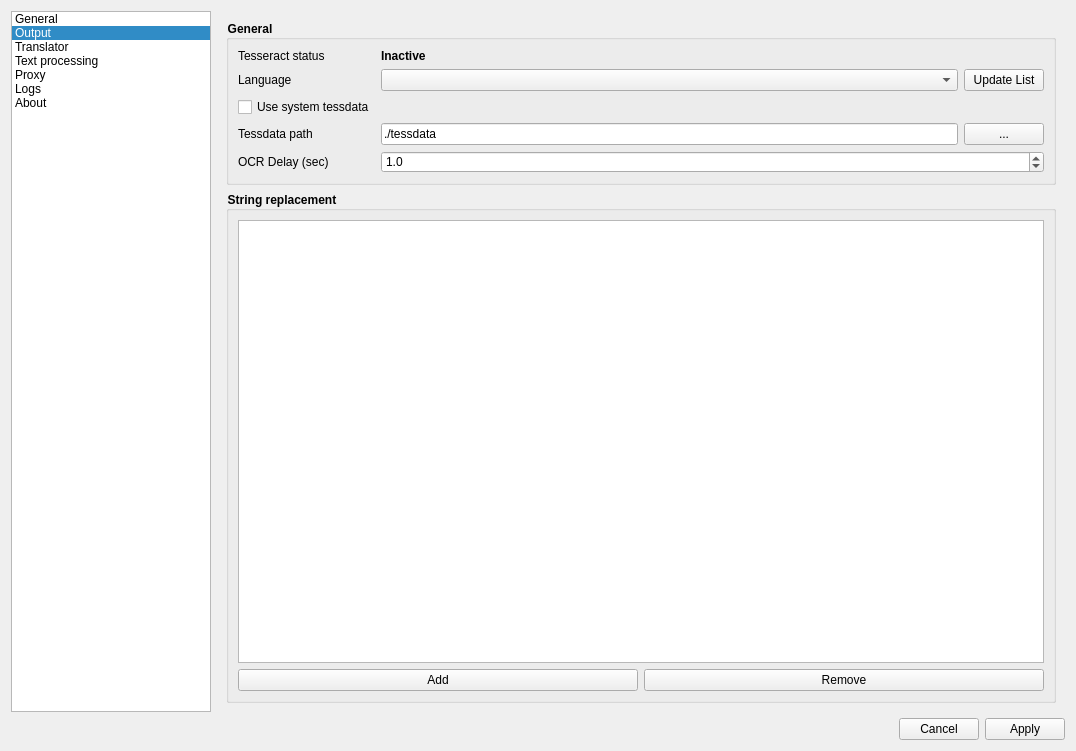
First picture: the form in src/UI/forms/mainwindow.ui, repository Kirizaku/AurexTranslator, before the edit.
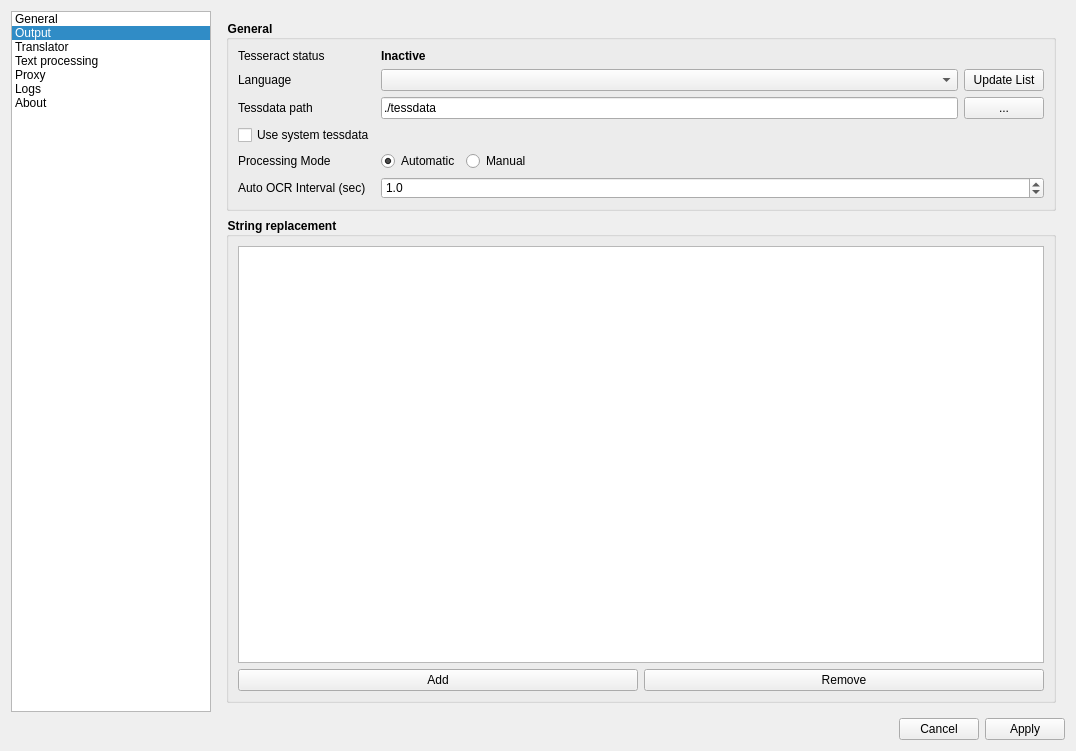
Second picture: the form after the edit. The open tabs and pages were chosen to show the change.

Commit message: tesseract: Add manual processing mode with auto/manual toggle

What changed in the file:
```diff
--- a/src/UI/forms/mainwindow.ui
+++ b/src/UI/forms/mainwindow.ui
@@ -217,29 +217,6 @@
             <item row="1" column="1">
              <widget class="QKeySequenceEdit" name="generalHotkeySelectNewRegionEdit"/>
             </item>
-            <item row="3" column="1">
-             <widget class="QPushButton" name="generalBindShortcut">
-              <property name="enabled">
-               <bool>false</bool>
-              </property>
-              <property name="text">
-               <string>[Portal] Open hotkey binding</string>
-              </property>
-             </widget>
-            </item>
-            <item row="4" column="1">
-             <spacer name="verticalSpacer_3">
-              <property name="orientation">
-               <enum>Qt::Vertical</enum>
-              </property>
-              <property name="sizeHint" stdset="0">
-               <size>
-                <width>20</width>
-                <height>40</height>
-               </size>
-              </property>
-             </spacer>
-            </item>
             <item row="2" column="0">
              <widget class="QLabel" name="label_6">
               <property name="text">
@@ -250,7 +227,10 @@
             <item row="2" column="1">
              <widget class="QKeySequenceEdit" name="generalHotkeyHistoryTranslationEdit"/>
             </item>
-            <item row="3" column="0">
+            <item row="3" column="1">
+             <widget class="QKeySequenceEdit" name="generalHotkeyManualTranslateEdit"/>
+            </item>
+            <item row="4" column="0">
              <spacer name="horizontalSpacer_6">
               <property name="orientation">
                <enum>Qt::Horizontal</enum>
@@ -266,6 +246,36 @@
               </property>
              </spacer>
             </item>
+            <item row="4" column="1">
+             <widget class="QPushButton" name="generalBindShortcut">
+              <property name="enabled">
+               <bool>false</bool>
+              </property>
+              <property name="text">
+               <string>[Portal] Open hotkey binding</string>
+              </property>
+             </widget>
+            </item>
+            <item row="5" column="1">
+             <spacer name="verticalSpacer_3">
+              <property name="orientation">
+               <enum>Qt::Vertical</enum>
+              </property>
+              <property name="sizeHint" stdset="0">
+               <size>
+                <width>20</width>
+                <height>40</height>
+               </size>
+              </property>
+             </spacer>
+            </item>
+            <item row="3" column="0">
+             <widget class="QLabel" name="label_16">
+              <property name="text">
+               <string>Manual Translate</string>
+              </property>
+             </widget>
+            </item>
            </layout>
           </widget>
          </item>
@@ -833,22 +843,115 @@
             <string>General</string>
            </property>
            <layout class="QGridLayout" name="gridLayout_3">
-            <item row="0" column="0">
-             <widget class="QLabel" name="label_12">
-              <property name="text">
-               <string>Tesseract status</string>
-              </property>
-             </widget>
-            </item>
             <item row="3" column="0">
+             <widget class="QLabel" name="textProcessingTesseractTessdataPathLabel">
+              <property name="sizePolicy">
+               <sizepolicy hsizetype="Preferred" vsizetype="Fixed">
+                <horstretch>0</horstretch>
+                <verstretch>0</verstretch>
+               </sizepolicy>
+              </property>
+              <property name="text">
+               <string>Tessdata path</string>
+              </property>
+             </widget>
+            </item>
+            <item row="4" column="0">
+             <widget class="QCheckBox" name="textProcessingTesseractSystemTessDataToggled">
+              <property name="sizePolicy">
+               <sizepolicy hsizetype="Minimum" vsizetype="Fixed">
+                <horstretch>0</horstretch>
+                <verstretch>0</verstretch>
+               </sizepolicy>
+              </property>
+              <property name="text">
+               <string>Use system tessdata</string>
+              </property>
+             </widget>
+            </item>
+            <item row="2" column="1">
+             <widget class="QComboBox" name="textProcessingTesseractLanguage">
+              <property name="sizePolicy">
+               <sizepolicy hsizetype="Preferred" vsizetype="Fixed">
+                <horstretch>0</horstretch>
+                <verstretch>0</verstretch>
+               </sizepolicy>
+              </property>
+             </widget>
+            </item>
+            <item row="3" column="2">
+             <widget class="QPushButton" name="textProcessingTesseractTessdataPathButton">
+              <property name="sizePolicy">
+               <sizepolicy hsizetype="Minimum" vsizetype="Fixed">
+                <horstretch>0</horstretch>
+                <verstretch>0</verstretch>
+               </sizepolicy>
+              </property>
+              <property name="text">
+               <string notr="true">...</string>
+              </property>
+             </widget>
+            </item>
+            <item row="2" column="0">
              <widget class="QLabel" name="label_11">
+              <property name="sizePolicy">
+               <sizepolicy hsizetype="Preferred" vsizetype="Fixed">
+                <horstretch>0</horstretch>
+                <verstretch>0</verstretch>
+               </sizepolicy>
+              </property>
               <property name="text">
                <string>Language</string>
               </property>
              </widget>
             </item>
-            <item row="8" column="1" colspan="2">
-             <widget class="QDoubleSpinBox" name="textProcessingDelaySpinBox">
+            <item row="2" column="2">
+             <widget class="QPushButton" name="textProcessingTesseractUpdateListLangButton">
+              <property name="sizePolicy">
+               <sizepolicy hsizetype="Minimum" vsizetype="Fixed">
+                <horstretch>0</horstretch>
+                <verstretch>0</verstretch>
+               </sizepolicy>
+              </property>
+              <property name="text">
+               <string>Update List</string>
+              </property>
+             </widget>
+            </item>
+            <item row="5" column="0">
+             <widget class="QLabel" name="label_15">
+              <property name="sizePolicy">
+               <sizepolicy hsizetype="Preferred" vsizetype="Fixed">
+                <horstretch>0</horstretch>
+                <verstretch>0</verstretch>
+               </sizepolicy>
+              </property>
+              <property name="text">
+               <string>Processing Mode</string>
+              </property>
+             </widget>
+            </item>
+            <item row="6" column="0">
+             <widget class="QLabel" name="textProcessingTesseractAutoOCRIntervalLabel">
+              <property name="sizePolicy">
+               <sizepolicy hsizetype="Preferred" vsizetype="Fixed">
+                <horstretch>0</horstretch>
+                <verstretch>0</verstretch>
+               </sizepolicy>
+              </property>
+              <property name="text">
+               <string>Auto OCR Interval (sec)</string>
+              </property>
+             </widget>
+            </item>
+            <item row="6" column="1" colspan="2">
+             <widget class="QDoubleSpinBox" name="textProcessingTesseractDelaySpinBox">
+              <property name="sizePolicy">
+               <sizepolicy hsizetype="Minimum" vsizetype="Fixed">
+                <horstretch>0</horstretch>
+                <verstretch>0</verstretch>
+               </sizepolicy>
+              </property>
               <property name="decimals">
                <number>1</number>
               </property>
@@ -860,55 +963,88 @@
               </property>
              </widget>
             </item>
-            <item row="5" column="1">
-             <widget class="QLineEdit" name="textProcessingTessdataPathLineEdit">
+            <item row="3" column="1">
+             <widget class="QLineEdit" name="textProcessingTesseractTessdataPathLineEdit">
+              <property name="sizePolicy">
+               <sizepolicy hsizetype="Expanding" vsizetype="Fixed">
+                <horstretch>0</horstretch>
+                <verstretch>0</verstretch>
+               </sizepolicy>
+              </property>
               <property name="text">
                <string notr="true">./tessdata</string>
               </property>
              </widget>
             </item>
-            <item row="3" column="1">
-             <widget class="QComboBox" name="textProcessingLanguage"/>
+            <item row="5" column="1" colspan="2">
+             <layout class="QHBoxLayout" name="horizontalLayout_3">
+              <item>
+               <widget class="QRadioButton" name="textProcessingTesseractModeAuto">
+                <property name="sizePolicy">
+                 <sizepolicy hsizetype="Minimum" vsizetype="Fixed">
+                  <horstretch>0</horstretch>
+                  <verstretch>0</verstretch>
+                 </sizepolicy>
+                </property>
+                <property name="text">
+                 <string>Automatic</string>
+                </property>
+                <property name="checked">
+                 <bool>true</bool>
+                </property>
+               </widget>
+              </item>
+              <item>
+               <widget class="QRadioButton" name="textProcessingTesseractModeManual">
+                <property name="sizePolicy">
+                 <sizepolicy hsizetype="Minimum" vsizetype="Fixed">
+                  <horstretch>0</horstretch>
+                  <verstretch>0</verstretch>
+                 </sizepolicy>
+                </property>
+                <property name="text">
+                 <string>Manual</string>
+                </property>
+               </widget>
+              </item>
+              <item>
+               <spacer name="horizontalSpacer_10">
+                <property name="orientation">
+                 <enum>Qt::Horizontal</enum>
+                </property>
+                <property name="sizeHint" stdset="0">
+                 <size>
+                  <width>40</width>
+                  <height>20</height>
+                 </size>
+                </property>
+               </spacer>
+              </item>
+             </layout>
             </item>
-            <item row="4" column="0">
-             <widget class="QCheckBox" name="textProcessingSystemTessDataToggled">
-              <property name="text">
-               <string>Use system tessdata</string>
+            <item row="1" column="1">
+             <widget class="QLabel" name="textProcessingTesseractStatusLabel">
+              <property name="sizePolicy">
+               <sizepolicy hsizetype="Preferred" vsizetype="Fixed">
+                <horstretch>0</horstretch>
+                <verstretch>0</verstretch>
+               </sizepolicy>
               </property>
-             </widget>
-            </item>
-            <item row="0" column="1" colspan="2">
-             <widget class="QLabel" name="textProcessingStatusTesseractLabel">
               <property name="text">
                <string>&lt;b&gt;Inactive&lt;/b&gt;</string>
               </property>
              </widget>
             </item>
-            <item row="8" column="0">
-             <widget class="QLabel" name="label_7">
-              <property name="text">
-               <string>OCR Delay (sec)</string>
+            <item row="1" column="0">
+             <widget class="QLabel" name="label_12">
+              <property name="sizePolicy">
+               <sizepolicy hsizetype="Preferred" vsizetype="Fixed">
+                <horstretch>0</horstretch>
+                <verstretch>0</verstretch>
+               </sizepolicy>
               </property>
-             </widget>
-            </item>
-            <item row="3" column="2">
-             <widget class="QPushButton" name="textProcessingUpdateListLangButton">
               <property name="text">
-               <string>Update List</string>
-              </property>
-             </widget>
-            </item>
-            <item row="5" column="2">
-             <widget class="QPushButton" name="textProcessingTessdataPathButton">
-              <property name="text">
-               <string notr="true">...</string>
-              </property>
-             </widget>
-            </item>
-            <item row="5" column="0">
-             <widget class="QLabel" name="textProcessingTessdataPathLabel">
-              <property name="text">
-               <string>Tessdata path</string>
+               <string>Tesseract status</string>
               </property>
              </widget>
             </item>
@@ -926,13 +1062,6 @@
             <string>String replacement</string>
            </property>
            <layout class="QGridLayout" name="gridLayout_4">
-            <item row="1" column="1">
-             <widget class="QPushButton" name="textProcessingRemoveRowButton">
-              <property name="text">
-               <string>Remove</string>
-              </property>
-             </widget>
-            </item>
             <item row="1" column="0">
              <widget class="QPushButton" name="textProcessingAddRowButton">
               <property name="text">
@@ -940,6 +1069,13 @@
               </property>
              </widget>
             </item>
+            <item row="1" column="1">
+             <widget class="QPushButton" name="textProcessingRemoveRowButton">
+              <property name="text">
+               <string>Remove</string>
+              </property>
+             </widget>
+            </item>
             <item row="0" column="0" colspan="2">
              <widget class="QTableWidget" name="textProcessingTableWidget">
               <attribute name="horizontalHeaderVisible">
@@ -1195,8 +1331,8 @@
                  <rect>
                   <x>0</x>
                   <y>0</y>
-                  <width>808</width>
-                  <height>631</height>
+                  <width>98</width>
+                  <height>88</height>
                  </rect>
                 </property>
                 <layout class="QVBoxLayout" name="verticalLayout_11">
```
The commit also changes 7 other files.
